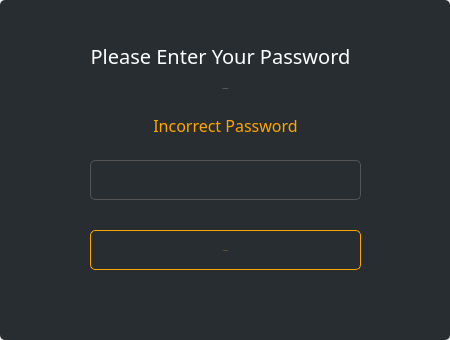
Old version of the form src/gui/ui/passworddialog.ui in the repository ConcealNetwork/conceal-desktop.
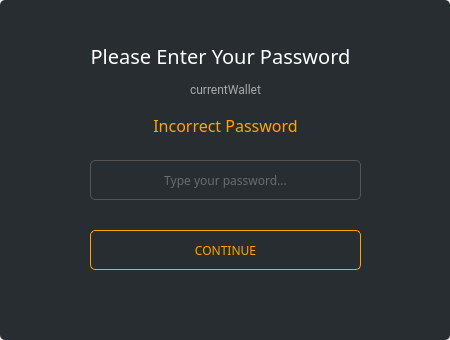
New version of the form.

Commit message: Update password dialog styles

The edit to the form file:
```diff
--- a/src/gui/ui/passworddialog.ui
+++ b/src/gui/ui/passworddialog.ui
@@ -102,7 +102,6 @@
       <property name="font">
        <font>
         <family>Poppins</family>
-        <pointsize>-1</pointsize>
        </font>
       </property>
       <property name="styleSheet">
@@ -117,6 +116,9 @@
       <property name="alignment">
        <set>Qt::AlignCenter</set>
       </property>
+      <property name="placeholderText">
+       <string>Type your password...</string>
+      </property>
      </widget>
      <widget class="QPushButton" name="m_okButton">
       <property name="enabled">
@@ -139,7 +141,6 @@
       <property name="font">
        <font>
         <family>Poppins</family>
-        <pointsize>-1</pointsize>
        </font>
       </property>
       <property name="styleSheet">
@@ -237,14 +238,11 @@
       <property name="font">
        <font>
         <family>Roboto</family>
-        <pointsize>-1</pointsize>
        </font>
       </property>
       <property name="styleSheet">
        <string notr="true">color: #aaa;
-        border-right: 0px;
-        
-font-family: 'Roboto'; border: 0px;</string>
+border-right: 0px;</string>
       </property>
       <property name="text">
        <string>currentWallet</string>
```
The commit also changes 4 other files.
